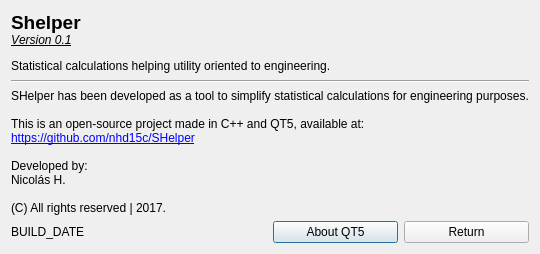
The window that ui/aboutdialog.ui (h-nick/SHelper) describes before a commit, drawn with Qt 5.
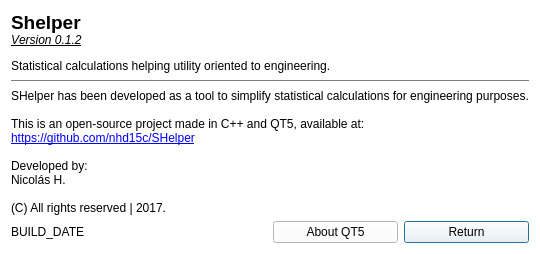
The same window after the commit.

```diff
--- a/ui/aboutdialog.ui
+++ b/ui/aboutdialog.ui
@@ -16,6 +16,421 @@
     <verstretch>0</verstretch>
    </sizepolicy>
   </property>
+  <property name="palette">
+   <palette>
+    <active>
+     <colorrole role="WindowText">
+      <brush brushstyle="SolidPattern">
+       <color alpha="255">
+        <red>0</red>
+        <green>0</green>
+        <blue>0</blue>
+       </color>
+      </brush>
+     </colorrole>
+     <colorrole role="Button">
+      <brush brushstyle="SolidPattern">
+       <color alpha="255">
+        <red>255</red>
+        <green>255</green>
+        <blue>255</blue>
+       </color>
+      </brush>
+     </colorrole>
+     <colorrole role="Light">
+      <brush brushstyle="SolidPattern">
+       <color alpha="255">
+        <red>255</red>
+        <green>255</green>
+        <blue>255</blue>
+       </color>
+      </brush>
+     </colorrole>
+     <colorrole role="Midlight">
+      <brush brushstyle="SolidPattern">
+       <color alpha="255">
+        <red>255</red>
+        <green>255</green>
+        <blue>255</blue>
+       </color>
+      </brush>
+     </colorrole>
+     <colorrole role="Dark">
+      <brush brushstyle="SolidPattern">
+       <color alpha="255">
+        <red>127</red>
+        <green>127</green>
+        <blue>127</blue>
+       </color>
+      </brush>
+     </colorrole>
+     <colorrole role="Mid">
+      <brush brushstyle="SolidPattern">
+       <color alpha="255">
+        <red>170</red>
+        <green>170</green>
+        <blue>170</blue>
+       </color>
+      </brush>
+     </colorrole>
+     <colorrole role="Text">
+      <brush brushstyle="SolidPattern">
+       <color alpha="255">
+        <red>0</red>
+        <green>0</green>
+        <blue>0</blue>
+       </color>
+      </brush>
+     </colorrole>
+     <colorrole role="BrightText">
+      <brush brushstyle="SolidPattern">
+       <color alpha="255">
+        <red>255</red>
+        <green>255</green>
+        <blue>255</blue>
+       </color>
+      </brush>
+     </colorrole>
+     <colorrole role="ButtonText">
+      <brush brushstyle="SolidPattern">
+       <color alpha="255">
+        <red>0</red>
+        <green>0</green>
+        <blue>0</blue>
+       </color>
+      </brush>
+     </colorrole>
+     <colorrole role="Base">
+      <brush brushstyle="SolidPattern">
+       <color alpha="255">
+        <red>255</red>
+        <green>255</green>
+        <blue>255</blue>
+       </color>
+      </brush>
+     </colorrole>
+     <colorrole role="Window">
+      <brush brushstyle="SolidPattern">
+       <color alpha="255">
+        <red>255</red>
+        <green>255</green>
+        <blue>255</blue>
+       </color>
+      </brush>
+     </colorrole>
+     <colorrole role="Shadow">
+      <brush brushstyle="SolidPattern">
+       <color alpha="255">
+        <red>0</red>
+        <green>0</green>
+        <blue>0</blue>
+       </color>
+      </brush>
+     </colorrole>
+     <colorrole role="AlternateBase">
+      <brush brushstyle="SolidPattern">
+       <color alpha="255">
+        <red>255</red>
+        <green>255</green>
+        <blue>255</blue>
+       </color>
+      </brush>
+     </colorrole>
+     <colorrole role="ToolTipBase">
+      <brush brushstyle="SolidPattern">
+       <color alpha="255">
+        <red>255</red>
+        <green>255</green>
+        <blue>220</blue>
+       </color>
+      </brush>
+     </colorrole>
+     <colorrole role="ToolTipText">
+      <brush brushstyle="SolidPattern">
+       <color alpha="255">
+        <red>0</red>
+        <green>0</green>
+        <blue>0</blue>
+       </color>
+      </brush>
+     </colorrole>
+    </active>
+    <inactive>
+     <colorrole role="WindowText">
+      <brush brushstyle="SolidPattern">
+       <color alpha="255">
+        <red>0</red>
+        <green>0</green>
+        <blue>0</blue>
+       </color>
+      </brush>
+     </colorrole>
+     <colorrole role="Button">
+      <brush brushstyle="SolidPattern">
+       <color alpha="255">
+        <red>255</red>
+        <green>255</green>
+        <blue>255</blue>
+       </color>
+      </brush>
+     </colorrole>
+     <colorrole role="Light">
+      <brush brushstyle="SolidPattern">
+       <color alpha="255">
+        <red>255</red>
+        <green>255</green>
+        <blue>255</blue>
+       </color>
+      </brush>
+     </colorrole>
+     <colorrole role="Midlight">
+      <brush brushstyle="SolidPattern">
+       <color alpha="255">
+        <red>255</red>
+        <green>255</green>
+        <blue>255</blue>
+       </color>
+      </brush>
+     </colorrole>
+     <colorrole role="Dark">
+      <brush brushstyle="SolidPattern">
+       <color alpha="255">
+        <red>127</red>
+        <green>127</green>
+        <blue>127</blue>
+       </color>
+      </brush>
+     </colorrole>
+     <colorrole role="Mid">
+      <brush brushstyle="SolidPattern">
+       <color alpha="255">
+        <red>170</red>
+        <green>170</green>
+        <blue>170</blue>
+       </color>
+      </brush>
+     </colorrole>
+     <colorrole role="Text">
+      <brush brushstyle="SolidPattern">
+       <color alpha="255">
+        <red>0</red>
+        <green>0</green>
+        <blue>0</blue>
+       </color>
+      </brush>
+     </colorrole>
+     <colorrole role="BrightText">
+      <brush brushstyle="SolidPattern">
+       <color alpha="255">
+        <red>255</red>
+        <green>255</green>
+        <blue>255</blue>
+       </color>
+      </brush>
+     </colorrole>
+     <colorrole role="ButtonText">
+      <brush brushstyle="SolidPattern">
+       <color alpha="255">
+        <red>0</red>
+        <green>0</green>
+        <blue>0</blue>
+       </color>
+      </brush>
+     </colorrole>
+     <colorrole role="Base">
+      <brush brushstyle="SolidPattern">
+       <color alpha="255">
+        <red>255</red>
+        <green>255</green>
+        <blue>255</blue>
+       </color>
+      </brush>
+     </colorrole>
+     <colorrole role="Window">
+      <brush brushstyle="SolidPattern">
+       <color alpha="255">
+        <red>255</red>
+        <green>255</green>
+        <blue>255</blue>
+       </color>
+      </brush>
+     </colorrole>
+     <colorrole role="Shadow">
+      <brush brushstyle="SolidPattern">
+       <color alpha="255">
+        <red>0</red>
+        <green>0</green>
+        <blue>0</blue>
+       </color>
+      </brush>
+     </colorrole>
+     <colorrole role="AlternateBase">
+      <brush brushstyle="SolidPattern">
+       <color alpha="255">
+        <red>255</red>
+        <green>255</green>
+        <blue>255</blue>
+       </color>
+      </brush>
+     </colorrole>
+     <colorrole role="ToolTipBase">
+      <brush brushstyle="SolidPattern">
+       <color alpha="255">
+        <red>255</red>
+        <green>255</green>
+        <blue>220</blue>
+       </color>
+      </brush>
+     </colorrole>
+     <colorrole role="ToolTipText">
+      <brush brushstyle="SolidPattern">
+       <color alpha="255">
+        <red>0</red>
+        <green>0</green>
+        <blue>0</blue>
+       </color>
+      </brush>
+     </colorrole>
+    </inactive>
+    <disabled>
+     <colorrole role="WindowText">
+      <brush brushstyle="SolidPattern">
+       <color alpha="255">
+        <red>127</red>
+        <green>127</green>
+        <blue>127</blue>
+       </color>
+      </brush>
+     </colorrole>
+     <colorrole role="Button">
+      <brush brushstyle="SolidPattern">
+       <color alpha="255">
+        <red>255</red>
+        <green>255</green>
+        <blue>255</blue>
+       </color>
+      </brush>
+     </colorrole>
+     <colorrole role="Light">
+      <brush brushstyle="SolidPattern">
+       <color alpha="255">
+        <red>255</red>
+        <green>255</green>
+        <blue>255</blue>
+       </color>
+      </brush>
+     </colorrole>
+     <colorrole role="Midlight">
+      <brush brushstyle="SolidPattern">
+       <color alpha="255">
+        <red>255</red>
+        <green>255</green>
+        <blue>255</blue>
+       </color>
+      </brush>
+     </colorrole>
+     <colorrole role="Dark">
+      <brush brushstyle="SolidPattern">
+       <color alpha="255">
+        <red>127</red>
+        <green>127</green>
+        <blue>127</blue>
+       </color>
+      </brush>
+     </colorrole>
+     <colorrole role="Mid">
+      <brush brushstyle="SolidPattern">
+       <color alpha="255">
+        <red>170</red>
+        <green>170</green>
+        <blue>170</blue>
+       </color>
+      </brush>
+     </colorrole>
+     <colorrole role="Text">
+      <brush brushstyle="SolidPattern">
+       <color alpha="255">
+        <red>127</red>
+        <green>127</green>
+        <blue>127</blue>
+       </color>
+      </brush>
+     </colorrole>
+     <colorrole role="BrightText">
+      <brush brushstyle="SolidPattern">
+       <color alpha="255">
+        <red>255</red>
+        <green>255</green>
+        <blue>255</blue>
+       </color>
+      </brush>
+     </colorrole>
+     <colorrole role="ButtonText">
+      <brush brushstyle="SolidPattern">
+       <color alpha="255">
+        <red>127</red>
+        <green>127</green>
+        <blue>127</blue>
+       </color>
+      </brush>
+     </colorrole>
+     <colorrole role="Base">
+      <brush brushstyle="SolidPattern">
+       <color alpha="255">
+        <red>255</red>
+        <green>255</green>
+        <blue>255</blue>
+       </color>
+      </brush>
+     </colorrole>
+     <colorrole role="Window">
+      <brush brushstyle="SolidPattern">
+       <color alpha="255">
+        <red>255</red>
+        <green>255</green>
+        <blue>255</blue>
+       </color>
+      </brush>
+     </colorrole>
+     <colorrole role="Shadow">
+      <brush brushstyle="SolidPattern">
+       <color alpha="255">
+        <red>0</red>
+        <green>0</green>
+        <blue>0</blue>
+       </color>
+      </brush>
+     </colorrole>
+     <colorrole role="AlternateBase">
+      <brush brushstyle="SolidPattern">
+       <color alpha="255">
+        <red>255</red>
+        <green>255</green>
+        <blue>255</blue>
+       </color>
+      </brush>
+     </colorrole>
+     <colorrole role="ToolTipBase">
+      <brush brushstyle="SolidPattern">
+       <color alpha="255">
+        <red>255</red>
+        <green>255</green>
+        <blue>220</blue>
+       </color>
+      </brush>
+     </colorrole>
+     <colorrole role="ToolTipText">
+      <brush brushstyle="SolidPattern">
+       <color alpha="255">
+        <red>0</red>
+        <green>0</green>
+        <blue>0</blue>
+       </color>
+      </brush>
+     </colorrole>
+    </disabled>
+   </palette>
+  </property>
   <property name="windowTitle">
    <string>About SHelper</string>
   </property>
@@ -23,7 +438,7 @@
    <item row="0" column="0" colspan="2">
     <widget class="QLabel" name="labelName">
      <property name="text">
-      <string>&lt;html&gt;&lt;head/&gt;&lt;body&gt;&lt;p&gt;&lt;span style=&quot; font-size:14pt; font-weight:600;&quot;&gt;Shelper &lt;/span&gt;&lt;br/&gt;&lt;span style=&quot; font-style:italic; text-decoration: underline;&quot;&gt;V&lt;/span&gt;&lt;span style=&quot; font-size:9pt; font-style:italic; text-decoration: underline;&quot;&gt;ersion 0.1&lt;/span&gt;&lt;/p&gt;&lt;p&gt;&lt;span style=&quot; font-size:9pt;&quot;&gt;Statistical calculations helping utility oriented to engineering.&lt;/span&gt;&lt;/p&gt;&lt;/body&gt;&lt;/html&gt;</string>
+      <string>&lt;html&gt;&lt;head/&gt;&lt;body&gt;&lt;p&gt;&lt;span style=&quot; font-size:14pt; font-weight:600;&quot;&gt;Shelper &lt;/span&gt;&lt;br/&gt;&lt;span style=&quot; font-style:italic; text-decoration: underline;&quot;&gt;V&lt;/span&gt;&lt;span style=&quot; font-size:9pt; font-style:italic; text-decoration: underline;&quot;&gt;ersion 0.1.2&lt;/span&gt;&lt;/p&gt;&lt;p&gt;&lt;span style=&quot; font-size:9pt;&quot;&gt;Statistical calculations helping utility oriented to engineering.&lt;/span&gt;&lt;/p&gt;&lt;/body&gt;&lt;/html&gt;</string>
      </property>
     </widget>
    </item>
@@ -67,6 +482,9 @@
        <property name="text">
         <string>About QT5</string>
        </property>
+       <property name="autoDefault">
+        <bool>false</bool>
+       </property>
       </widget>
      </item>
      <item>
@@ -74,6 +492,15 @@
        <property name="text">
         <string>Return</string>
        </property>
+       <property name="autoDefault">
+        <bool>true</bool>
+       </property>
+       <property name="default">
+        <bool>true</bool>
+       </property>
+       <property name="flat">
+        <bool>false</bool>
+       </property>
       </widget>
      </item>
     </layout>
```
